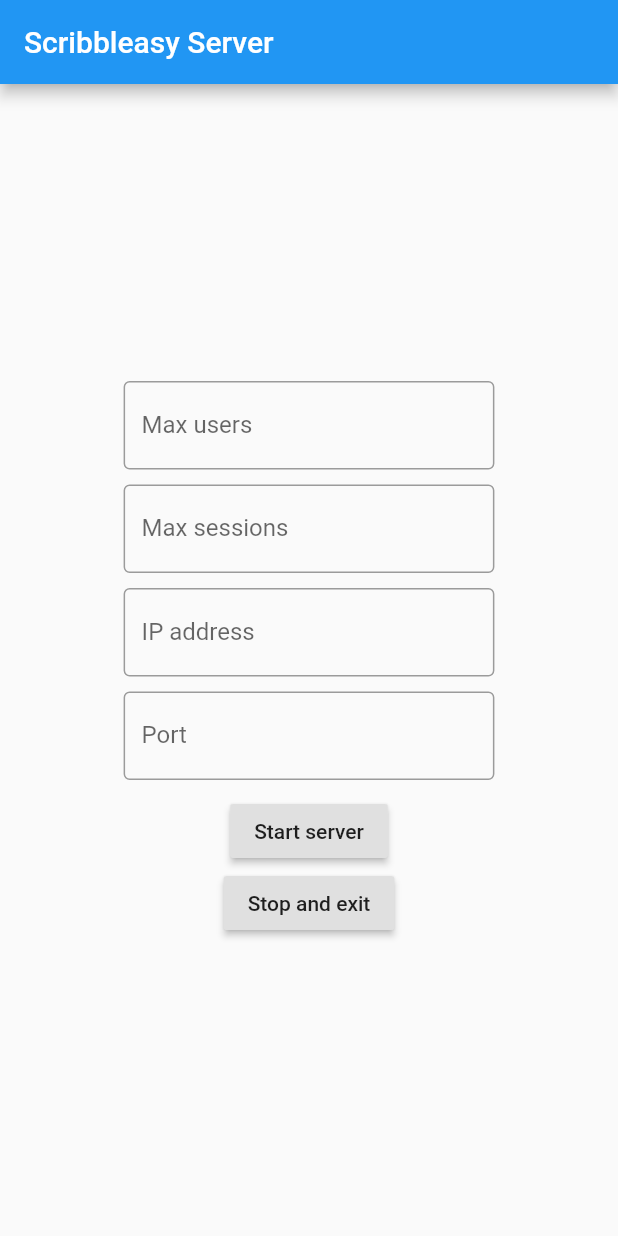
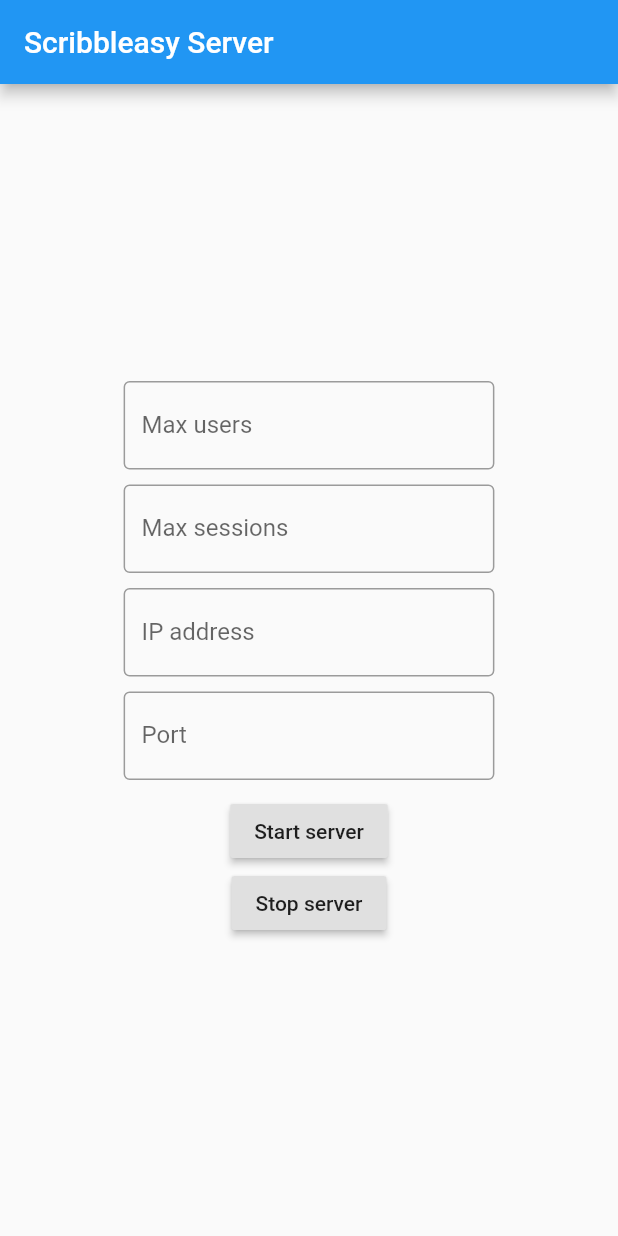
Before and after one commit to KerakTelor86/ScribbleasyServer, a Flutter app: the screen it shows after launch, on a phone screen of 412 x 824 dp. Run offline on Flutter 3.47's test engine with Material 2 defaults, Android fonts, the phone set to English and light mode, and no system bars.

```diff
--- a/lib/main.dart
+++ b/lib/main.dart
@@ -49,7 +49,6 @@ class ConfigState extends State<Config> {
       sv.stop();
       running = false;
     }
-    exit(0);
   }
 
   @override
@@ -96,7 +95,7 @@ class ConfigState extends State<Config> {
     );
     final stopButton = RaisedButton(
       onPressed: () => stopServer(),
-      child: Text('Stop and exit'),
+      child: Text('Stop server'),
     );
     return Row(
       children: <Widget>[
```
Also changed, not shown: lib/server.dart (+9 -2 lines), 1 other file.
